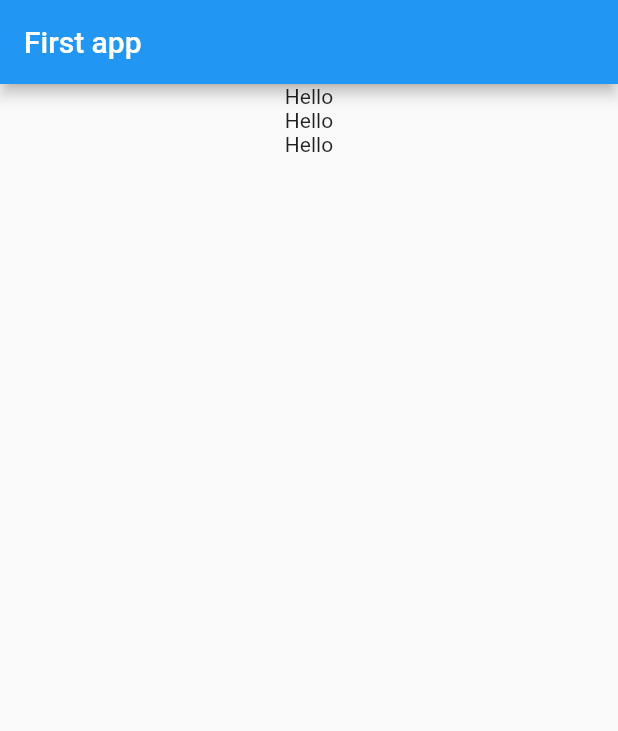
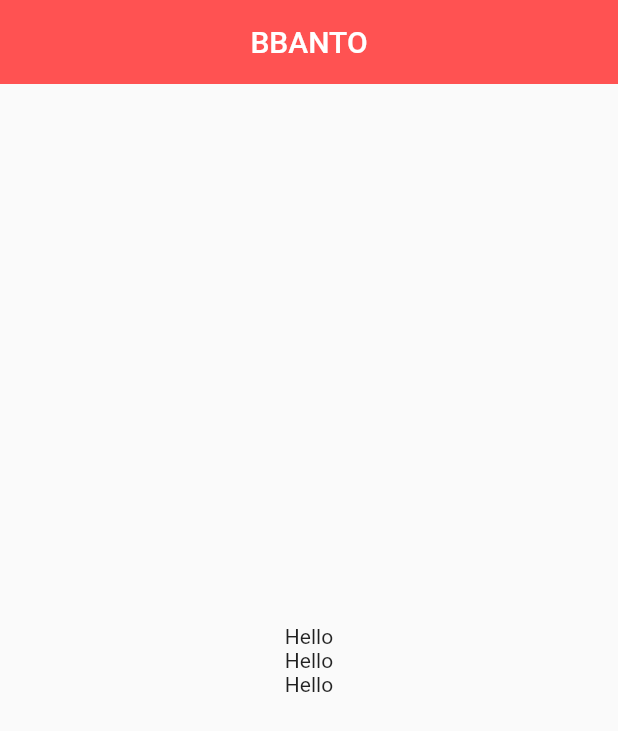
Before and after one commit to hcu55/Flutter-study, a Flutter app: the screen it shows after launch, on a phone screen of 412 x 824 dp. Shown: the top 731 px of the screen. Run offline on Flutter 3.47's test engine with Material 2 defaults, Android fonts, the phone set to English and light mode, and no system bars.

Commit message:
third commit

```diff
--- a/lib/main.dart
+++ b/lib/main.dart
@@ -8,7 +8,7 @@ class MyApp extends StatelessWidget {
   @override
   Widget build(BuildContext context) {
     return MaterialApp(
-      title: 'First app',
+      title: 'Charactor card',
       theme: ThemeData(primarySwatch: Colors.blue),
       home: const MyHomePage(),
     );
@@ -22,10 +22,14 @@ class MyHomePage extends StatelessWidget {
   Widget build(BuildContext context) {
     return Scaffold(
       appBar: AppBar(
-        title: const Text('First app'),
+        title: const Text('BBANTO'),
+        centerTitle: true,
+        backgroundColor: Colors.redAccent,
+        elevation: 0.0,
       ),
-      body: Center(
+      body: const Center(
         child: Column(
+          mainAxisAlignment: MainAxisAlignment.center,
           children: [Text('Hello'), Text('Hello'), Text('Hello')],
         ),
       ),
```
